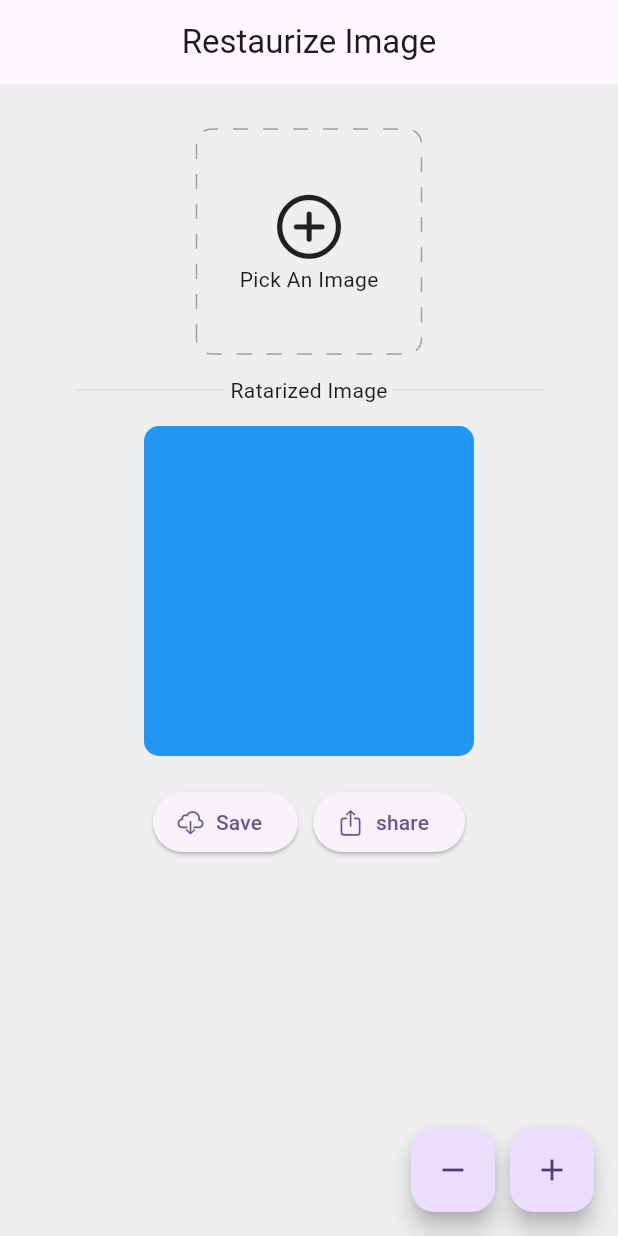
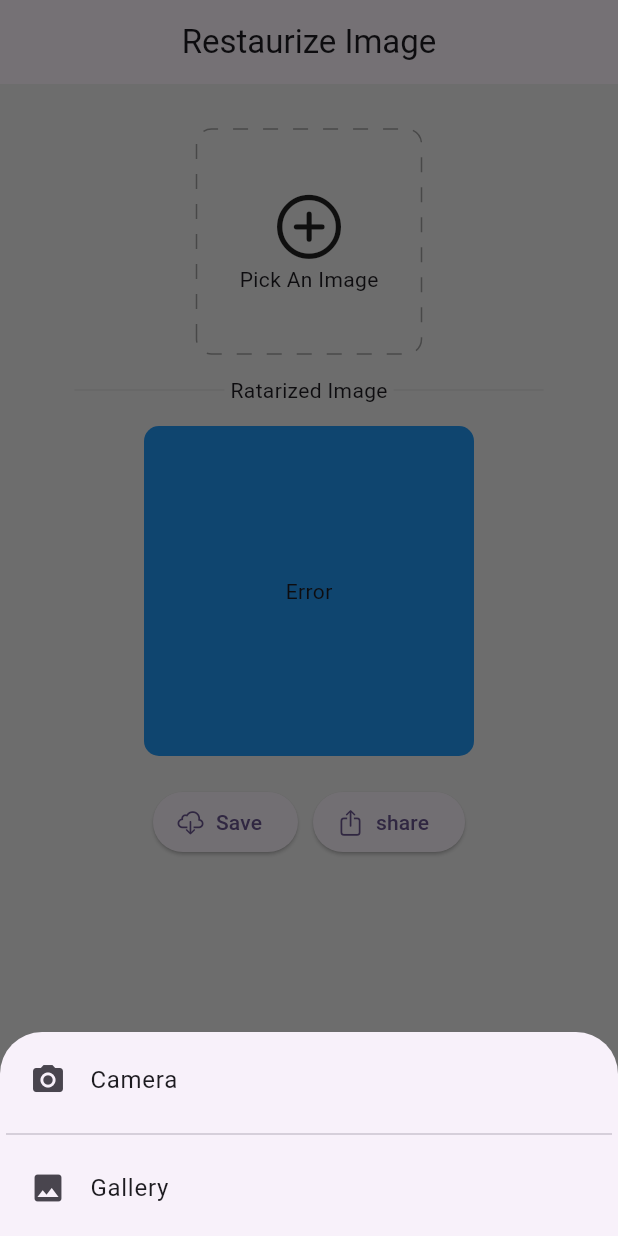
Before and after one commit to Richmond-Nunoo/RASTERIZE_IMAGE_FLUTTER, a Flutter app: the screen it shows after launch, after a tap on "Pick An Image", on a phone screen of 412 x 824 dp. Run offline on Flutter 3.47's test engine with Material 2 defaults, Android fonts, the phone set to English and light mode, and no system bars; our stand-ins replace dotted_decoration, image_gallery_saver, image_picker, permission_handler, screenshot, share_plus.

Commit message:
images can now be picked frm galley and rasterized

```diff
--- a/lib/views/home_page.dart
+++ b/lib/views/home_page.dart
@@ -6,10 +6,12 @@ import 'package:flutter/material.dart';
 import 'package:flutter/services.dart';
 import 'package:image/image.dart' as imglib;
 import 'package:image_gallery_saver/image_gallery_saver.dart';
+import 'package:image_picker/image_picker.dart';
 import 'package:path_provider/path_provider.dart';
 import 'package:permission_handler/permission_handler.dart';
 import 'package:screenshot/screenshot.dart';
 import 'package:share_plus/share_plus.dart';
+import '../widgets/pick_image.dart';
 
 class HomePage extends StatefulWidget {
   const HomePage({super.key});
@@ -19,8 +21,21 @@ class HomePage extends StatefulWidget {
 }
 
 class _HomePageState extends State<HomePage> {
+  File? pickedImage;
+
+  Future pickImage(ImageSource source) async {
+    try {
+      final XFile? pickedImage = await ImagePicker().pickImage(source: source);
+      if (pickedImage == null) return;
+
+      final imageTemp = File(pickedImage.path);
+      setState(() => this.pickedImage = imageTemp);
+    } on PlatformException catch (e) {
+      print("Failed to Pick an Image $e");
+    }
+  }
+
   final Color bgColor = Colors.grey.shade200;
-  imglib.Image? image;
 
   double tileSize = 0;
   double rasterizeValue = 15.0;
@@ -28,58 +43,13 @@ class _HomePageState extends State<HomePage> {
   @override
   void initState() {
     super.initState();
-    loadImage();
-  }
-
-  Future<void> loadImage() async {
-    final bytes = await rootBundle.load('assets/images/man.jpg');
-    final Uint8List imageBytes = bytes.buffer.asUint8List();
-    final img = imglib.decodeImage(imageBytes);
-    final resizedImage = imglib.copyResize(img!, width: 220, height: 220);
-
-    setState(() {
-      image = resizedImage;
-    });
   }
 
   ScreenshotController screenshotController = ScreenshotController();
   @override
   Widget build(BuildContext context) {
     return Scaffold(
-      floatingActionButton: Row(
-        mainAxisAlignment: MainAxisAlignment.end,
-        children: [
-          FloatingActionButton(
-            heroTag: "1",
-            onPressed: () {
-              if (rasterizeValue > 1) {
-                setState(() {
-                  rasterizeValue--;
-                });
-              } else {
-                print("You Cant go below 1");
-              }
-            },
-            child: const Icon(Icons.remove),
-          ),
-          const SizedBox(
-            width: 10,
-          ),
-          FloatingActionButton(
-            heroTag: "2",
-            onPressed: () {
-              if (rasterizeValue < 35) {
-                setState(() {
-                  rasterizeValue++;
-                });
-              } else {
-                print("Thats Enough");
-              }
-            },
-            child: const Icon(Icons.add),
-          ),
-        ],
-      ),
+      floatingActionButton: actionButtons(),
       backgroundColor: bgColor,
       appBar: AppBar(
         title: const Text("Restaurize Image"),
@@ -94,9 +64,17 @@ class _HomePageState extends State<HomePage> {
                 const SizedBox(
                   height: 30,
                 ),
-                GestureDetector(
-                  onTap: () {
-                    print("Pick An Image");
+                pickedImage != null
+                    ? ImageWidget(
+                        onClicked: (ImageSource value) => pickImage(value),
+                        image: pickedImage!,
+                      )
+                    : GestureDetector(
+                        onTap: () async {
+                          final source = await showImageSource(context);
+
+                          if (source == null) return;
+                          pickImage(source);
                         },
                         child: Container(
                           height: 150,
@@ -122,26 +100,7 @@ class _HomePageState extends State<HomePage> {
                 const SizedBox(
                   height: 10,
                 ),
-                Row(
-                  mainAxisAlignment: MainAxisAlignment.center,
-                  crossAxisAlignment: CrossAxisAlignment.center,
-                  children: [
-                    Container(
-                      height: 1,
-                      width: 100,
-                      color: Colors.grey.shade300,
-                    ),
-                    const Padding(
-                      padding: EdgeInsets.all(4.0),
-                      child: Text("Ratarized Image"),
-                    ),
-                    Container(
-                      height: 1,
-                      width: 100,
-                      color: Colors.grey.shade300,
-                    ),
-                  ],
-                ),
+                rowDivider(),
                 const SizedBox(
                   height: 10,
                 ),
@@ -149,7 +108,17 @@ class _HomePageState extends State<HomePage> {
                 const SizedBox(
                   height: 20,
                 ),
-                Row(
+                shareButtons()
+              ],
+            ),
+          ),
+        ],
+      ),
+    );
+  }
+
+  Row shareButtons() {
+    return Row(
       mainAxisAlignment: MainAxisAlignment.center,
       crossAxisAlignment: CrossAxisAlignment.center,
       children: [
@@ -183,12 +152,66 @@ class _HomePageState extends State<HomePage> {
           ),
         ),
       ],
-                )
-              ],
+    );
+  }
+
+  Row rowDivider() {
+    return Row(
+      mainAxisAlignment: MainAxisAlignment.center,
+      crossAxisAlignment: CrossAxisAlignment.center,
+      children: [
+        Container(
+          height: 1,
+          width: 100,
+          color: Colors.grey.shade300,
         ),
+        const Padding(
+          padding: EdgeInsets.all(4.0),
+          child: Text("Ratarized Image"),
+        ),
+        Container(
+          height: 1,
+          width: 100,
+          color: Colors.grey.shade300,
         ),
       ],
+    );
+  }
+
+  Row actionButtons() {
+    return Row(
+      mainAxisAlignment: MainAxisAlignment.end,
+      children: [
+        FloatingActionButton(
+          heroTag: "1",
+          onPressed: () {
+            if (rasterizeValue > 1) {
+              setState(() {
+                rasterizeValue--;
+              });
+            } else {
+              print("You Cant go below 1");
+            }
+          },
+          child: const Icon(Icons.remove),
         ),
+        const SizedBox(
+          width: 10,
+        ),
+        FloatingActionButton(
+          heroTag: "2",
+          onPressed: () {
+            if (rasterizeValue < 35) {
+              setState(() {
+                rasterizeValue++;
+              });
+            } else {
+              print("Thats Enough");
+            }
+          },
+          child: const Icon(Icons.add),
+        ),
+      ],
     );
   }
 
@@ -201,15 +224,66 @@ class _HomePageState extends State<HomePage> {
       child: SizedBox(
         height: 220,
         width: 220,
+        child: pickedImage != null
+            ? ClipRRect(
+                borderRadius: BorderRadius.circular(10),
                 child: CustomPaint(
                   painter: ImagePainter(
                     fgColor: bgColor,
                     tileSize: rasterizeValue,
-            image: image,
+                    image: pickedImage,
                   ),
+                ),
+              )
+            : const Center(
+                child: Text("Error"),
               ),
       ),
     );
+  }
+
+  Future<ImageSource?> showImageSource(BuildContext context) async {
+    if (Platform.isIOS) {
+      return showCupertinoModalPopup<ImageSource>(
+        context: context,
+        builder: (context) => CupertinoActionSheet(
+          actions: [
+            CupertinoActionSheetAction(
+              child: const Text("Camera"),
+              onPressed: () => Navigator.of(context).pop(ImageSource.camera),
+            ),
+            CupertinoActionSheetAction(
+              child: const Text("Gallery"),
+              onPressed: () => Navigator.of(context).pop(ImageSource.gallery),
+            )
+          ],
+        ),
+      );
+    } else if (Platform.isAndroid) {
+      return showModalBottomSheet(
+        context: context,
+        builder: (context) => Padding(
+          padding: const EdgeInsets.all(4.0),
+          child: Column(
+            mainAxisSize: MainAxisSize.min,
+            children: [
+              ListTile(
+                leading: const Icon(Icons.camera_alt),
+                title: const Text("Camera"),
+                onTap: () => Navigator.of(context).pop(ImageSource.camera),
+              ),
+              const Divider(),
+              ListTile(
+                leading: const Icon(Icons.image),
+                title: const Text("Gallery"),
+                onTap: () => Navigator.of(context).pop(ImageSource.gallery),
+              )
+            ],
+          ),
+        ),
+      );
+    }
+    return null;
   }
 
   saveImage(Uint8List image) async {
@@ -239,27 +313,44 @@ void saveAndShare(Uint8List bytes) async {
 class ImagePainter extends CustomPainter {
   final Color fgColor;
   final double tileSize;
-  final imglib.Image? image;
+  final File? image;
 
-  ImagePainter(
-      {required this.fgColor, required this.tileSize, required this.image});
+  ImagePainter({
+    required this.fgColor,
+    required this.tileSize,
+    required this.image,
+  });
 
   @override
   void paint(Canvas canvas, Size size) {
     if (image == null) return;
 
+    final bytes = image!.readAsBytesSync();
+    final img = imglib.decodeImage(bytes);
+
+    if (img == null) return;
+
     final paint = Paint()..color = fgColor;
 
-    for (var y = 0; y < image!.height; y += tileSize.toInt()) {
-      for (var x = 0; x < image!.width; x += tileSize.toInt()) {
-        final c = image!.getPixelSafe(x, y);
-        //final alpha = Random().nextDouble();
+    //final aspectRatio = img.width / img.height;
+    const targetWidth = 220.0;
+    const targetHeight = 220.0;
+
+    final resizedImage = imglib.copyResize(
+      img,
+      width: targetWidth.toInt(),
+      height: targetHeight.toInt(),
+    );
+
+    for (var y = 0; y < resizedImage.height; y += tileSize.toInt()) {
+      for (var x = 0; x < resizedImage.width; x += tileSize.toInt()) {
+        final c = resizedImage.getPixelSafe(x, y);
         final alpha = c.a / 255.0;
-        final r = (c.r * alpha);
-        final g = (c.g * alpha);
-        final b = (c.b * alpha);
+        final r = (c.r * alpha).toInt();
+        final g = (c.g * alpha).toInt();
+        final b = (c.b * alpha).toInt();
 
-        final color = Color.fromARGB(255, r.toInt(), g.toInt(), b.toInt());
+        final color = Color.fromARGB(255, r, g, b);
 
         final factor = alpha < 0.5 ? 2.0 : 1.0;
 
```
Also changed, not shown: lib/views/physic.dart (deleted, +0 -149 lines), lib/widgets/pick_image.dart (added, +85 -0 lines), 1 other file. Lines whose indentation alone changed are shown as unchanged.
